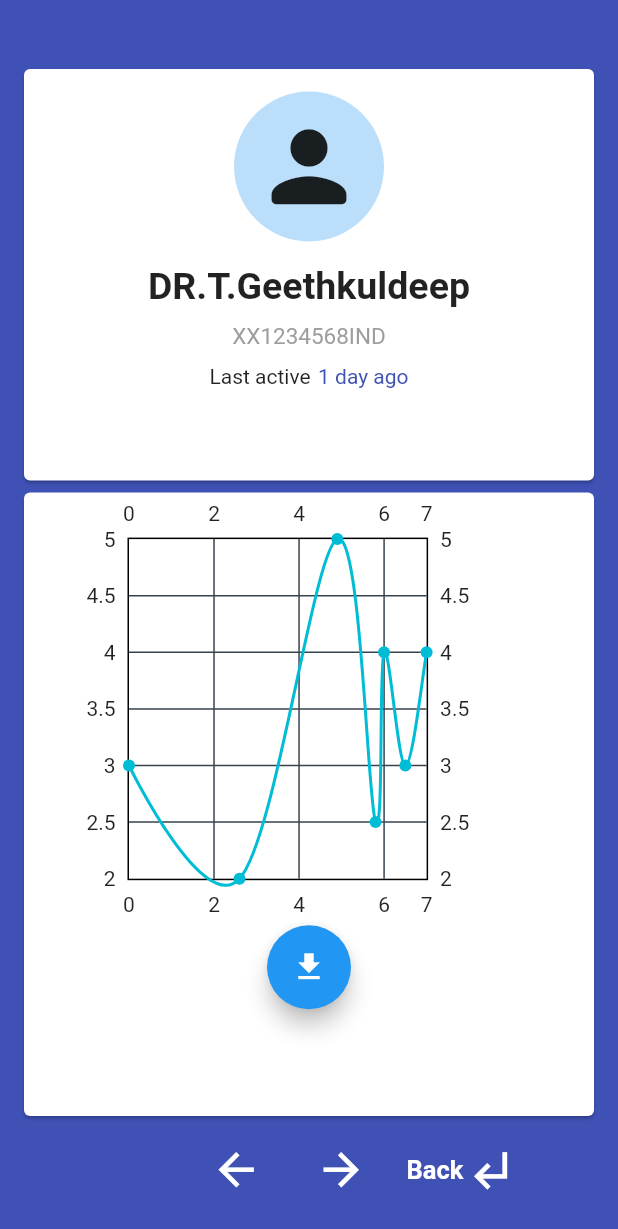
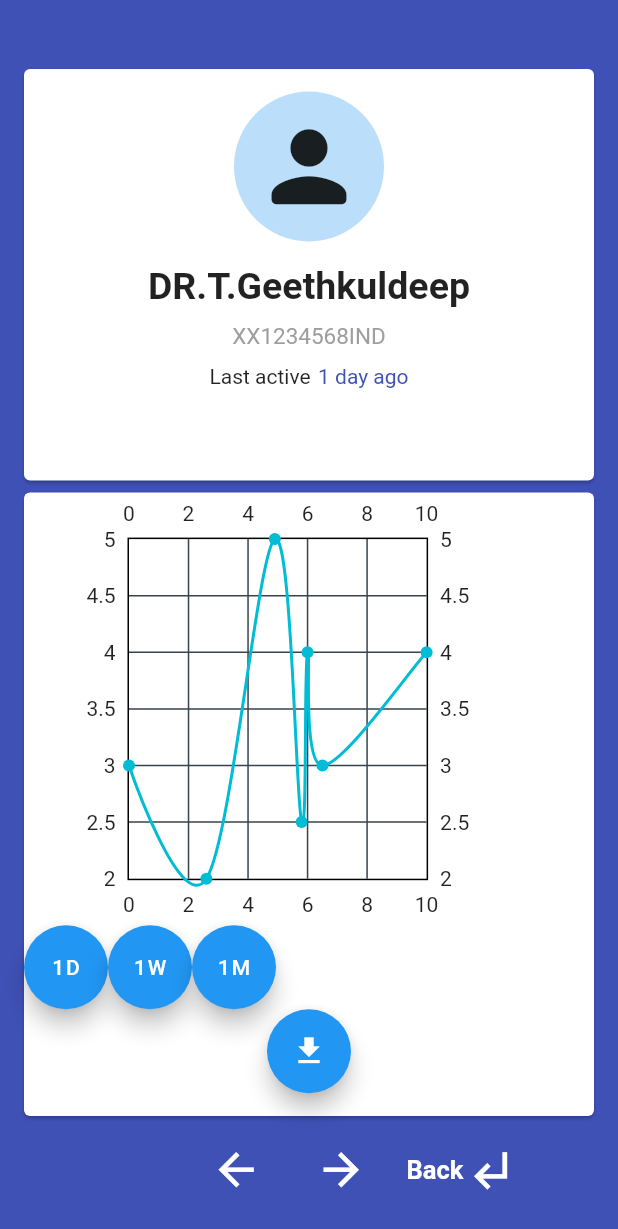
Before and after one commit to GeethKuldeep/doctoradmin_app, a Flutter app: the screen it shows once a user with an empty profile is signed in, on a phone screen of 412 x 824 dp. Shown: the top 1229 px of the screen. Run offline on Flutter 3.47's test engine with Material 2 defaults, Android fonts, the light colour scheme and no system bars; drawn by our look-alikes of fl_chart; our stand-ins replace cloud_firestore, firebase_auth, fluttertoast, google_sign_in, image_gallery_saver, permission_handler and 1 more; accounts and stored records are empty.

Commit message:
Graph buttons added

```diff
--- a/lib/app/graph2.dart
+++ b/lib/app/graph2.dart
@@ -31,7 +31,7 @@ class Graph2 extends StatelessWidget {
                 FlSpot(5.8, 2.5),
                 FlSpot(6, 4),
                 FlSpot(6.5, 3),
-                FlSpot(7, 4),
+                FlSpot(8, 4),
 
               ],
               isCurved:true,
--- a/lib/app/home_page.dart
+++ b/lib/app/home_page.dart
@@ -51,7 +51,7 @@ class _HomePageState extends State<HomePage> {
   //}
 
   GlobalKey _globalKey = GlobalKey();
-  int number= 1;
+  int number= 3;
 
 
   @override
@@ -109,7 +109,6 @@ class _HomePageState extends State<HomePage> {
                 Expanded(
                   flex:3,
                   child: Card(
-
                     child: Column(
                       children: [
                         Row(
@@ -121,6 +120,31 @@ class _HomePageState extends State<HomePage> {
                               Graph2(),
                             if(number==3)
                               Graph3(),
+                          ],
+                        ),
+                        Row(
+                          children: [
+                            FloatingActionButton(
+                              child: Text('1D'),
+                                onPressed:(){
+                                  setState(() {
+                                    number=1;
+                                  });
+                                }),
+                            FloatingActionButton(
+                                  child: Text('1W'),
+                                  onPressed:(){
+                                  setState(() {
+                                  number=2;
+                                  });
+                                  }),
+                            FloatingActionButton(
+                                child: Text('1M'),
+                                onPressed:(){
+                                  setState(() {
+                                    number=3;
+                                  });
+                                }),
                           ],
                         ),
                         FloatingActionButton(
--- a/lib/app/sign_in/graph3.dart
+++ b/lib/app/sign_in/graph3.dart
@@ -31,7 +31,7 @@ class Graph3 extends StatelessWidget {
                 FlSpot(5.8, 2.5),
                 FlSpot(6, 4),
                 FlSpot(6.5, 3),
-                FlSpot(7, 4),
+                FlSpot(10, 4),
 
               ],
               isCurved:true,
```
